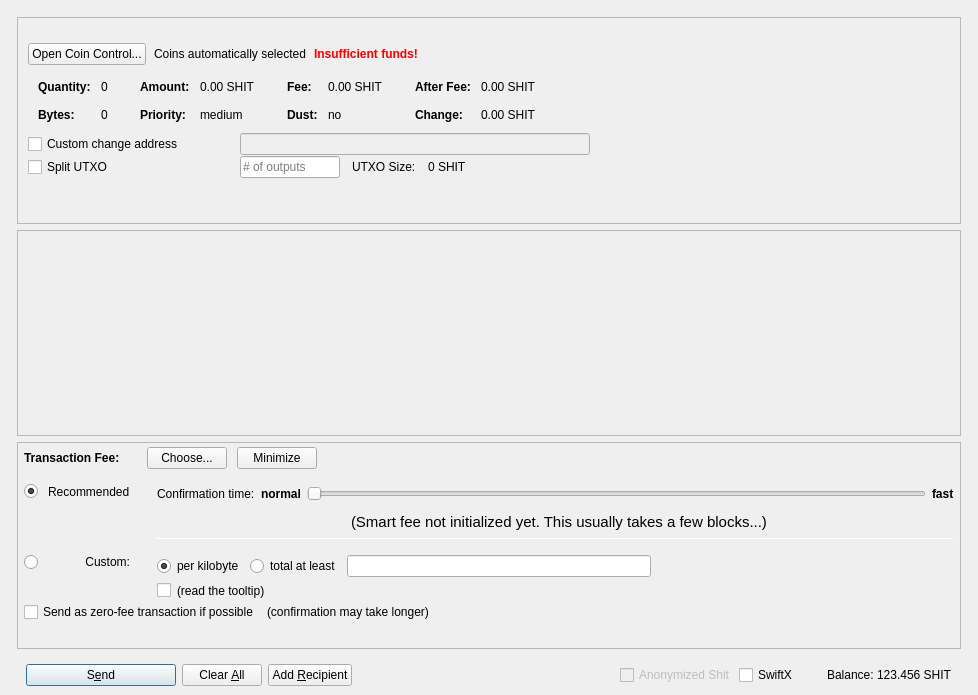
CryptoNeverSleeps/shit, file src/qt/forms/sendcoinsdialog.ui: the form before one commit.
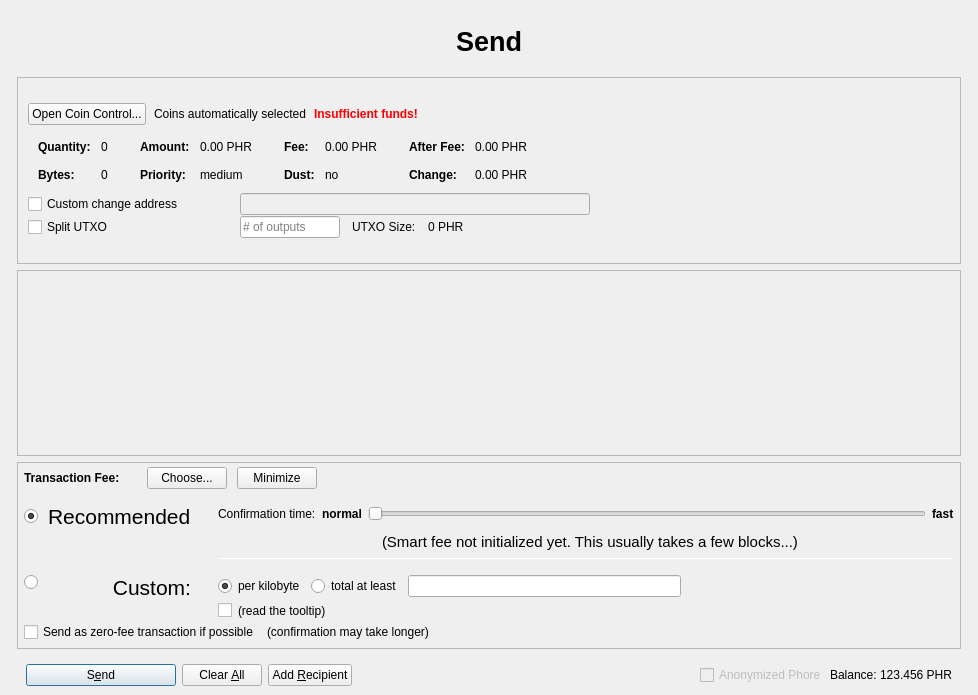
The form after the commit. Custom widgets are drawn as their Qt base class.

Diff of the .ui file:
```diff
--- a/src/qt/forms/sendcoinsdialog.ui
+++ b/src/qt/forms/sendcoinsdialog.ui
@@ -53,10 +53,39 @@
          <number>0</number>
         </property>
         <item>
-         <layout class="QHBoxLayout" name="horizontalLayout_Header">
+         <layout class="QHBoxLayout" name="horizontalLayout_Header" stretch="0">
           <property name="spacing">
            <number>6</number>
           </property>
+          <item>
+           <widget class="QLabel" name="labelOverviewHeaderLeft">
+            <property name="minimumSize">
+             <size>
+              <width>464</width>
+              <height>60</height>
+             </size>
+            </property>
+            <property name="maximumSize">
+             <size>
+              <width>16777215</width>
+              <height>60</height>
+             </size>
+            </property>
+            <property name="font">
+             <font>
+              <pointsize>20</pointsize>
+              <weight>75</weight>
+              <bold>true</bold>
+             </font>
+            </property>
+            <property name="text">
+             <string>Send</string>
+            </property>
+            <property name="alignment">
+             <set>Qt::AlignCenter</set>
+            </property>
+           </widget>
+          </item>
          </layout>
         </item>
        </layout>
@@ -382,7 +411,7 @@
                         <enum>Qt::ActionsContextMenu</enum>
                        </property>
                        <property name="text">
-                        <string notr="true">0.00 SHIT</string>
+                        <string notr="true">0.00 PHR</string>
                        </property>
                        <property name="textInteractionFlags">
                         <set>Qt::LinksAccessibleByMouse|Qt::TextSelectableByKeyboard|Qt::TextSelectableByMouse</set>
@@ -462,7 +491,7 @@
                         <enum>Qt::ActionsContextMenu</enum>
                        </property>
                        <property name="text">
-                        <string notr="true">0.00 SHIT</string>
+                        <string notr="true">0.00 PHR</string>
                        </property>
                        <property name="textInteractionFlags">
                         <set>Qt::LinksAccessibleByMouse|Qt::TextSelectableByKeyboard|Qt::TextSelectableByMouse</set>
@@ -542,7 +571,7 @@
                         <enum>Qt::ActionsContextMenu</enum>
                        </property>
                        <property name="text">
-                        <string notr="true">0.00 SHIT</string>
+                        <string notr="true">0.00 PHR</string>
                        </property>
                        <property name="textInteractionFlags">
                         <set>Qt::LinksAccessibleByMouse|Qt::TextSelectableByKeyboard|Qt::TextSelectableByMouse</set>
@@ -571,7 +600,7 @@
                         <enum>Qt::ActionsContextMenu</enum>
                        </property>
                        <property name="text">
-                        <string notr="true">0.00 SHIT</string>
+                        <string notr="true">0.00 PHR</string>
                        </property>
                        <property name="textInteractionFlags">
                         <set>Qt::LinksAccessibleByMouse|Qt::TextSelectableByKeyboard|Qt::TextSelectableByMouse</set>
@@ -738,7 +767,7 @@
                 <item>
                  <widget class="QLabel" name="labelBlockSize">
                   <property name="text">
-                   <string>0 SHIT</string>
+                   <string>0 PHR</string>
                   </property>
                  </widget>
                 </item>
@@ -787,7 +816,7 @@
              <x>0</x>
              <y>0</y>
              <width>944</width>
-             <height>144</height>
+             <height>110</height>
             </rect>
            </property>
            <layout class="QVBoxLayout" name="verticalLayout_2" stretch="0,1">
@@ -1064,6 +1093,11 @@
                   </item>
                   <item row="3" column="1">
                    <widget class="QLabel" name="labelCustomFee">
+                    <property name="font">
+                     <font>
+                      <pointsize>16</pointsize>
+                     </font>
+                    </property>
                     <property name="text">
                      <string>Custom:</string>
                     </property>
@@ -1173,6 +1207,11 @@
                   </item>
                   <item row="1" column="1">
                    <widget class="QLabel" name="labelSmartFee_2">
+                    <property name="font">
+                     <font>
+                      <pointsize>16</pointsize>
+                     </font>
+                    </property>
                     <property name="text">
                      <string>Recommended</string>
                     </property>
@@ -1580,23 +1619,7 @@
                 <bool>false</bool>
                </property>
                <property name="text">
-                <string>Anonymized Shit</string>
-               </property>
-              </widget>
-             </item>
-             <item>
-              <widget class="QCheckBox" name="checkSwiftTX">
-               <property name="enabled">
-                <bool>true</bool>
-               </property>
-               <property name="minimumSize">
-                <size>
-                 <width>85</width>
-                 <height>0</height>
-                </size>
-               </property>
-               <property name="text">
-                <string>SwiftX</string>
+                <string>Anonymized Phore</string>
                </property>
               </widget>
              </item>
@@ -1619,7 +1642,7 @@
                 <cursorShape>IBeamCursor</cursorShape>
                </property>
                <property name="text">
-                <string notr="true">123.456 SHIT</string>
+                <string notr="true">123.456 PHR</string>
                </property>
                <property name="textInteractionFlags">
                 <set>Qt::LinksAccessibleByMouse|Qt::TextSelectableByKeyboard|Qt::TextSelectableByMouse</set>
```
Left out of the diff: 14 changed lines with no effect on the pictures.
